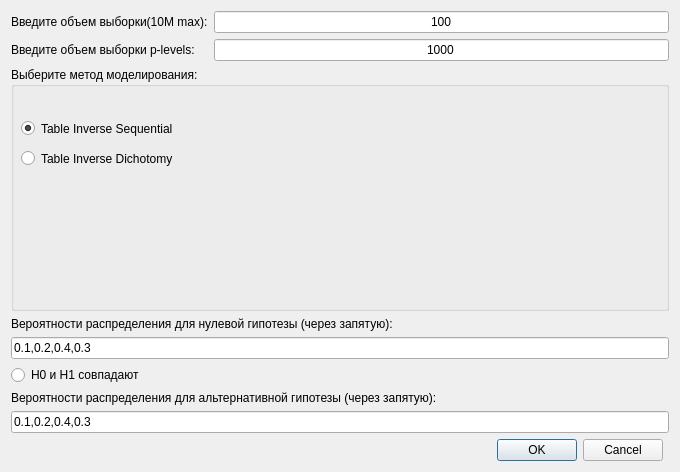
The window that ui/dialog_power.ui (braubergiag/ModelDistribution) describes before a commit, drawn with Qt 5.
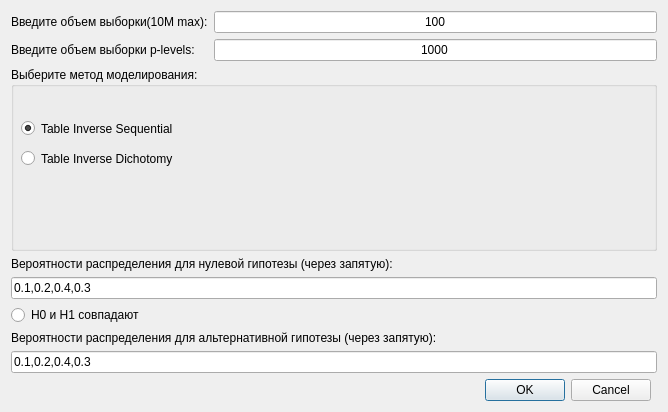
The same window after the commit.

```diff
--- a/ui/dialog_power.ui
+++ b/ui/dialog_power.ui
@@ -6,8 +6,8 @@
    <rect>
     <x>0</x>
     <y>0</y>
-    <width>680</width>
-    <height>472</height>
+    <width>668</width>
+    <height>412</height>
    </rect>
   </property>
   <property name="windowTitle">
```
